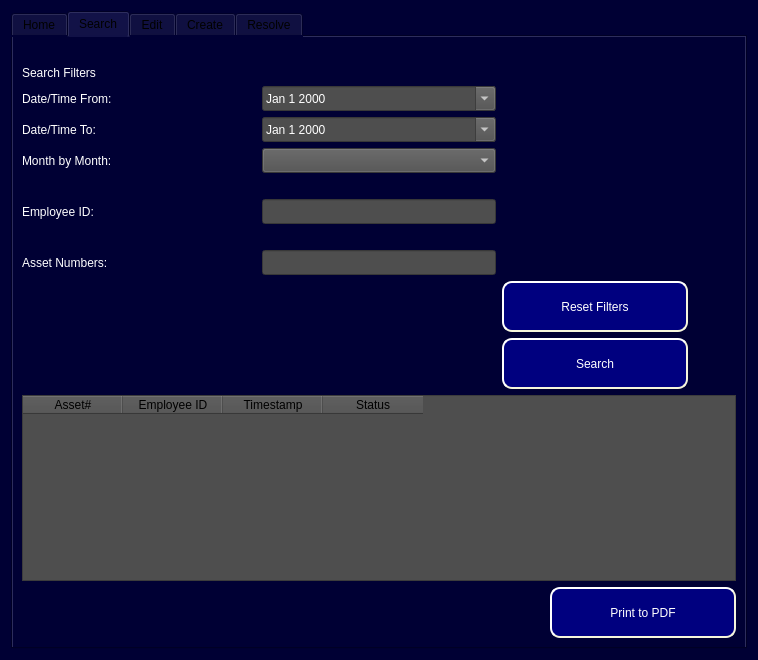
Above: ui/Admin_Level2_Access.ui from Capstone-RFID/Code before the change. Below: the same form after it.
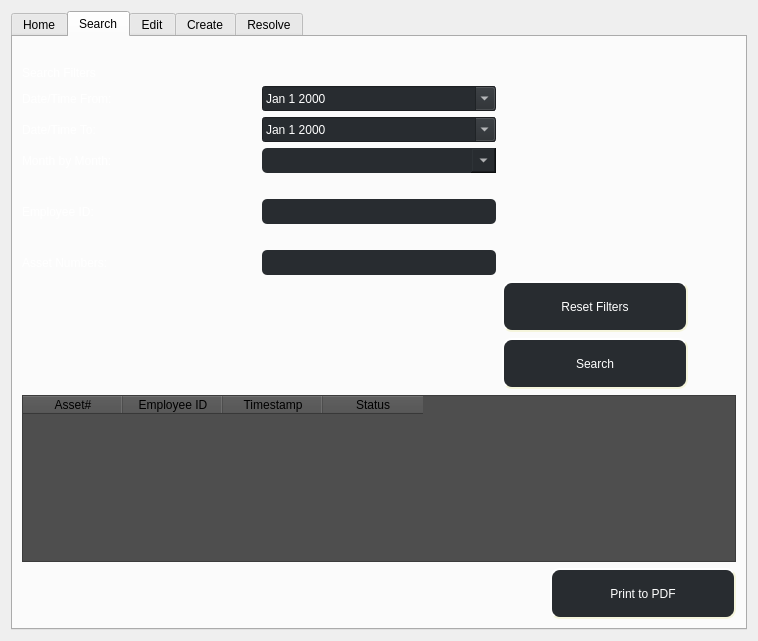
That is the form after the change. The open tabs and pages were chosen to show the change.

Commit message: change Admin UI style sheet update

Diff of the .ui file:
```diff
--- a/ui/Admin_Level2_Access.ui
+++ b/ui/Admin_Level2_Access.ui
@@ -7,14 +7,69 @@
     <x>0</x>
     <y>0</y>
     <width>758</width>
-    <height>660</height>
+    <height>641</height>
    </rect>
   </property>
   <property name="windowTitle">
    <string>Form</string>
   </property>
   <property name="styleSheet">
-   <string notr="true">background-color: rgb(0, 0, 52);</string>
+   <string notr="true">QWidget#centralWidget{
+	background-color: #5a5c5e;
+}
+QWidget#Base{
+ color: #5a5c5e;
+}
+
+QLabel{
+	Font: 14pt &quot;Arial&quot;;
+	color: white;
+}
+
+QPushButton{
+	font: 14pt &quot;Arial&quot;;
+	color: white;
+	background-color: #282c30;
+	border-radius: 5px;
+}
+QPushButton::pressed{
+	background-color: #577590; 
+}
+QPushButton:hover:!pressed{
+	background-color: #739bbe; 
+}
+QToolButton{
+	font: 14pt &quot;Arial&quot;;
+	color: white;
+	background-color: #282c30;
+	border-radius: 5px;
+}
+QToolButton::pressed{
+	background-color: #577590; 
+}
+QToolButton:hover:!pressed{
+	background-color: #739bbe; 
+}
+
+QLineEdit{
+	font: 14pt &quot;Arial&quot;;
+	background-color: #282c30;
+	border-radius: 5px;
+	color: white;
+	padding-left: 10;
+}
+
+QComboBox{
+	font: 14pt &quot;Arial&quot;;
+	color: white;
+	background-color: #282c30;
+	border-radius: 5px;
+	padding-left: 30px;
+}
+
+QComboBox::drop-down{
+	width: 25;
+}</string>
   </property>
   <layout class="QVBoxLayout" name="verticalLayout_6">
    <item>
@@ -130,6 +185,64 @@
       </layout>
      </widget>
      <widget class="QWidget" name="Search_Tab">
+      <property name="styleSheet">
+       <string notr="true">QWidget#centralWidget{
+	background-color: #5a5c5e;
+}
+QWidget#Base{
+ color: #5a5c5e;
+}
+
+QLabel{
+	Font: 14pt &quot;Arial&quot;;
+	color: white;
+}
+
+QPushButton{
+	font: 14pt &quot;Arial&quot;;
+	color: white;
+	background-color: #282c30;
+	border-radius: 5px;
+}
+QPushButton::pressed{
+	background-color: #577590; 
+}
+QPushButton:hover:!pressed{
+	background-color: #739bbe; 
+}
+QToolButton{
+	font: 14pt &quot;Arial&quot;;
+	color: white;
+	background-color: #282c30;
+	border-radius: 5px;
+}
+QToolButton::pressed{
+	background-color: #577590; 
+}
+QToolButton:hover:!pressed{
+	background-color: #739bbe; 
+}
+
+QLineEdit{
+	font: 14pt &quot;Arial&quot;;
+	background-color: #282c30;
+	border-radius: 5px;
+	color: white;
+	padding-left: 10;
+}
+
+QComboBox{
+	font: 14pt &quot;Arial&quot;;
+	color: white;
+	background-color: #282c30;
+	border-radius: 5px;
+	padding-left: 30px;
+}
+
+QComboBox::drop-down{
+	width: 25;
+}</string>
+      </property>
       <attribute name="title">
        <string>Search</string>
       </attribute>
@@ -180,7 +293,7 @@
                </property>
                <property name="styleSheet">
                 <string notr="true">color: rgb(255, 255, 255);
-background-color: rgb(78, 78, 78);
+background-color: #282c30;
 font: 12pt &quot;MS Shell Dlg 2&quot;;</string>
                </property>
                <property name="readOnly">
@@ -217,7 +330,7 @@
                </property>
                <property name="styleSheet">
                 <string notr="true">color: rgb(255, 255, 255);
-background-color: rgb(78, 78, 78);
+background-color: #282c30;
 font: 12pt &quot;MS Shell Dlg 2&quot;;</string>
                </property>
                <property name="readOnly">
@@ -247,7 +360,7 @@
                </property>
                <property name="styleSheet">
                 <string notr="true">QPushButton#Search_Reset_Fields_Button {
-background-color: rgb(0, 0, 127);
+background-color: #282c30;
 color: rgb(255, 255, 255);
 border-style: outset;
 border-width: 2px;
@@ -314,7 +427,7 @@
                </property>
                <property name="styleSheet">
                 <string notr="true">color: rgb(255, 255, 255);
-background-color: rgb(78, 78, 78);
+background-color: #282c30;
 font: 12pt &quot;MS Shell Dlg 2&quot;;</string>
                </property>
               </widget>
@@ -402,7 +515,7 @@
                </property>
                <property name="styleSheet">
                 <string notr="true">QPushButton#Search_SearchAsset_Query_Button {
-background-color: rgb(0, 0, 127);
+background-color: #282c30;
 color: rgb(255, 255, 255);
 border-style: outset;
 border-width: 2px;
@@ -457,7 +570,7 @@
                </property>
                <property name="styleSheet">
                 <string notr="true">color: rgb(255, 255, 255);
-background-color: rgb(78, 78, 78);
+background-color: #282c30;
 font: 12pt &quot;MS Shell Dlg 2&quot;;</string>
                </property>
               </widget>
@@ -483,7 +596,7 @@
                </property>
                <property name="styleSheet">
                 <string notr="true">color: rgb(255, 255, 255);
-background-color: rgb(78, 78, 78);
+background-color: #282c30;
 font: 12pt &quot;MS Shell Dlg 2&quot;;</string>
                </property>
                <item>
@@ -629,7 +742,7 @@
              </property>
              <property name="styleSheet">
               <string notr="true">QPushButton#Search_Print_PDF_Button {
-background-color: rgb(0, 0, 127);
+background-color: #282c30;
 color: rgb(255, 255, 255);
 border-style: outset;
 border-width: 2px;
```
Left out of the diff: 128 changed lines with no effect on the pictures. The commit also changes 1 other file.
